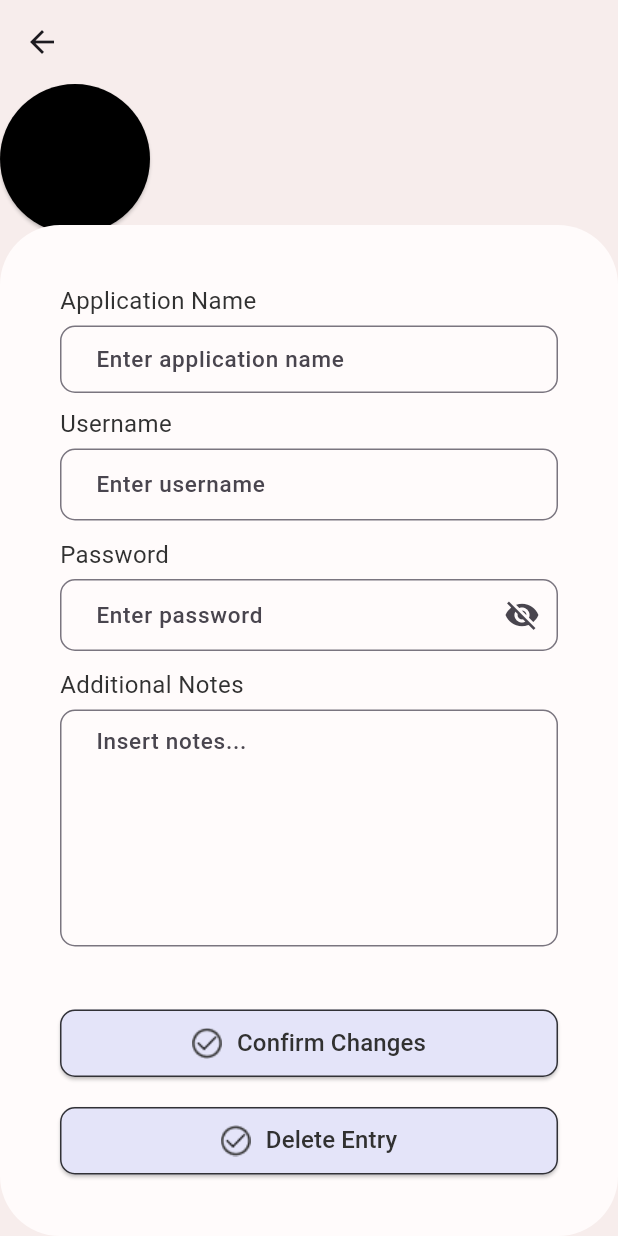
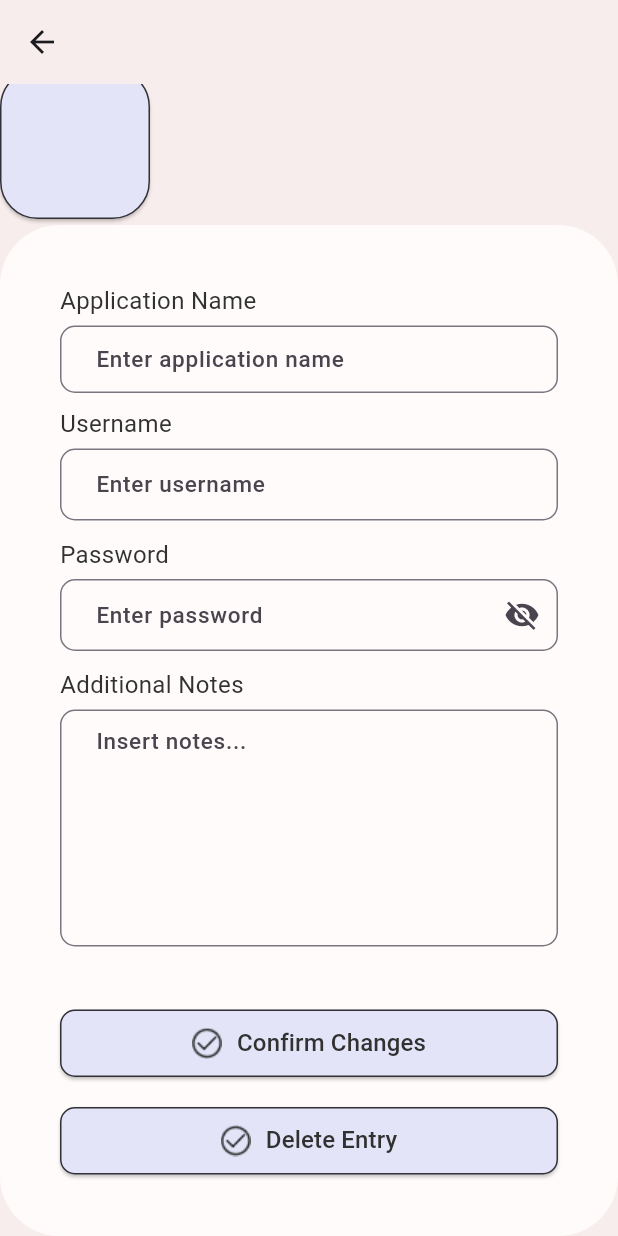
Before and after one commit to Codelab-Davis/password-manager, a Flutter app: the NewAccount screen opened directly, on a phone screen of 412 x 824 dp. Run offline on Flutter 3.47's test engine with Material 3 defaults, Android fonts, the phone set to English and light mode, and no system bars; our stand-ins replace timezone; missing offline and left inert: clipboard, flutter_masonry_view, otp, qr_code_scanner; Roboto replaces fonts that are missing (Outfit).

Commit message:
Feature: adjusted 'add icon' button in stack

```diff
--- a/lib/new-account.dart
+++ b/lib/new-account.dart
@@ -1,4 +1,6 @@
+import 'package:flutter/cupertino.dart';
 import 'package:flutter/material.dart';
+import 'package:flutter/widgets.dart';
 import 'global.dart';
 import 'package:http/http.dart' as http;
 import 'dart:convert';
@@ -19,7 +21,8 @@ class _NewAccountState extends State<NewAccount> {
   TextEditingController notesController = TextEditingController();
 
   void updateUser(
-    String appName, String username, String password, String notes) async {    final id = Global.user[0]['_id'];
+      String appName, String username, String password, String notes) async {
+    final id = Global.user[0]['_id'];
     var url = Uri.http('localhost:5000', '/test/updateAccounts/$id');
     try {
       await http.put(
@@ -52,32 +55,8 @@ class _NewAccountState extends State<NewAccount> {
           },
         ),
       ),
-      body: Stack(children: [
-        SizedBox(
-          width: 100,
-          height: 100,
-          child: Positioned(
-            top: 0,
-            left: 0,
-            right: 0,
-            child: ElevatedButton(
-              onPressed: () {},
-              style: ButtonStyle(
-                backgroundColor: MaterialStateProperty.all(Colors.black),
-              ),
-              child: const Center(
-                child: Text(
-                  '',
-                  style: TextStyle(
-                    color: Colors.white,
-                    fontSize: 20,
-                    fontWeight: FontWeight.bold,
-                  ),
-                ),
-              ),
-            ),
-          ),
-        ),
+      body: Stack(
+        children: [
           Align(
             alignment: Alignment.bottomCenter,
             child: Container(
@@ -294,8 +273,8 @@ class _NewAccountState extends State<NewAccount> {
                         backgroundColor: MaterialStateProperty.all(
                           const Color(0xFFE4E4F9),
                         ),
-                      foregroundColor:
-                          MaterialStateProperty.all(Colors.black), // Text color
+                        foregroundColor: MaterialStateProperty.all(
+                            Colors.black), // Text color
                         shape: MaterialStateProperty.all(
                           RoundedRectangleBorder(
                               borderRadius: BorderRadius.circular(10),
@@ -309,7 +288,11 @@ class _NewAccountState extends State<NewAccount> {
                                 horizontal: 16, vertical: 6)), // Padding
                       ),
                       onPressed: () {
-                      updateUser(appNameController.text, usernameController.text, passwordController.text, notesController.text);
+                        updateUser(
+                            appNameController.text,
+                            usernameController.text,
+                            passwordController.text,
+                            notesController.text);
                       },
                       child: Row(
                         mainAxisAlignment: MainAxisAlignment.center,
@@ -343,8 +326,8 @@ class _NewAccountState extends State<NewAccount> {
                         backgroundColor: MaterialStateProperty.all(
                           const Color(0xFFE4E4F9),
                         ),
-                      foregroundColor:
-                          MaterialStateProperty.all(Colors.black), // Text color
+                        foregroundColor: MaterialStateProperty.all(
+                            Colors.black), // Text color
                         shape: MaterialStateProperty.all(
                           RoundedRectangleBorder(
                               borderRadius: BorderRadius.circular(10),
@@ -383,7 +366,48 @@ class _NewAccountState extends State<NewAccount> {
               ),
             ),
           ),
-      ]),
+          Positioned(
+            top: -10,
+            child: Align(
+              alignment: Alignment.topCenter,
+              child: Positioned(
+                top: -10,
+                child: SizedBox(
+                  width: 100,
+                  height: 100,
+                  child: ElevatedButton(
+                    onPressed: () {},
+                    style: ButtonStyle(
+                      backgroundColor: MaterialStateProperty.all(
+                        const Color(0xFFE4E4F9),
+                      ),
+                      foregroundColor:
+                          MaterialStateProperty.all(Colors.black), // Text color
+                      shape: MaterialStateProperty.all(
+                        RoundedRectangleBorder(
+                            borderRadius: BorderRadius.circular(25),
+                            side: const BorderSide(
+                                color: Color.fromARGB(200, 0, 0, 0)) // BorderRadius
+                            ),
+                      ),
+                    ),
+                    child: const Center(
+                      child: Text(
+                        '',
+                        style: TextStyle(
+                          color: Colors.white,
+                          fontSize: 20,
+                          fontWeight: FontWeight.bold,
+                        ),
+                      ),
+                    ),
+                  ),
+                ),
+              ),
+            ),
+          ),
+        ],
+      ),
     );
   }
 }
```
Lines whose indentation alone changed are shown as unchanged.
